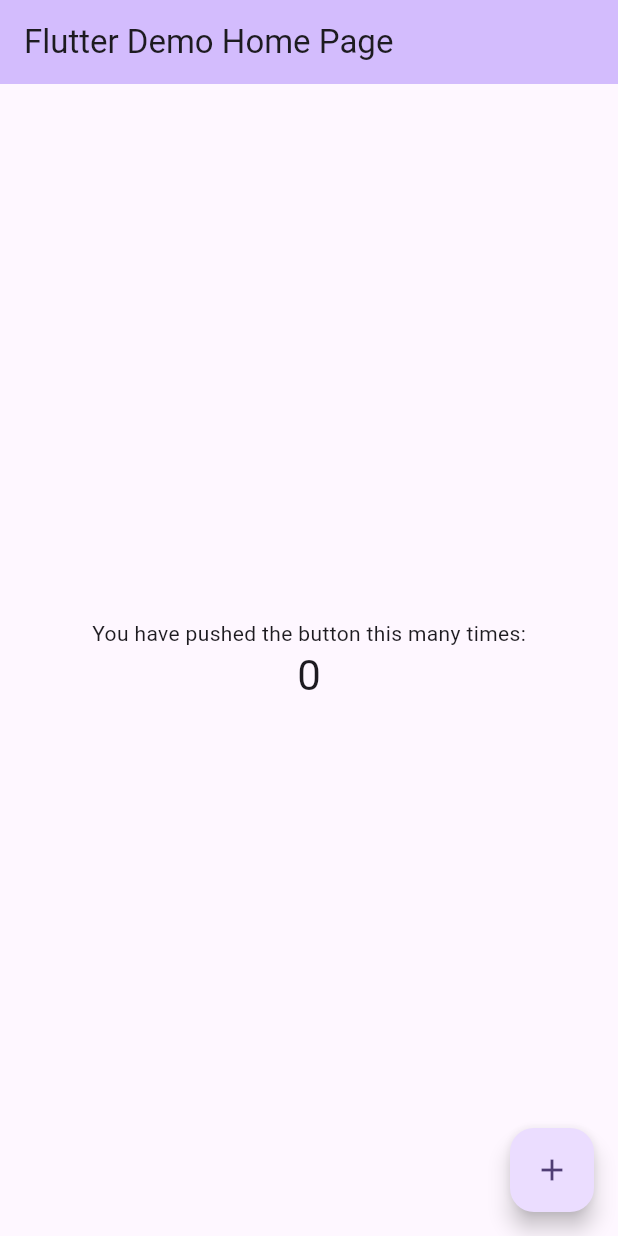
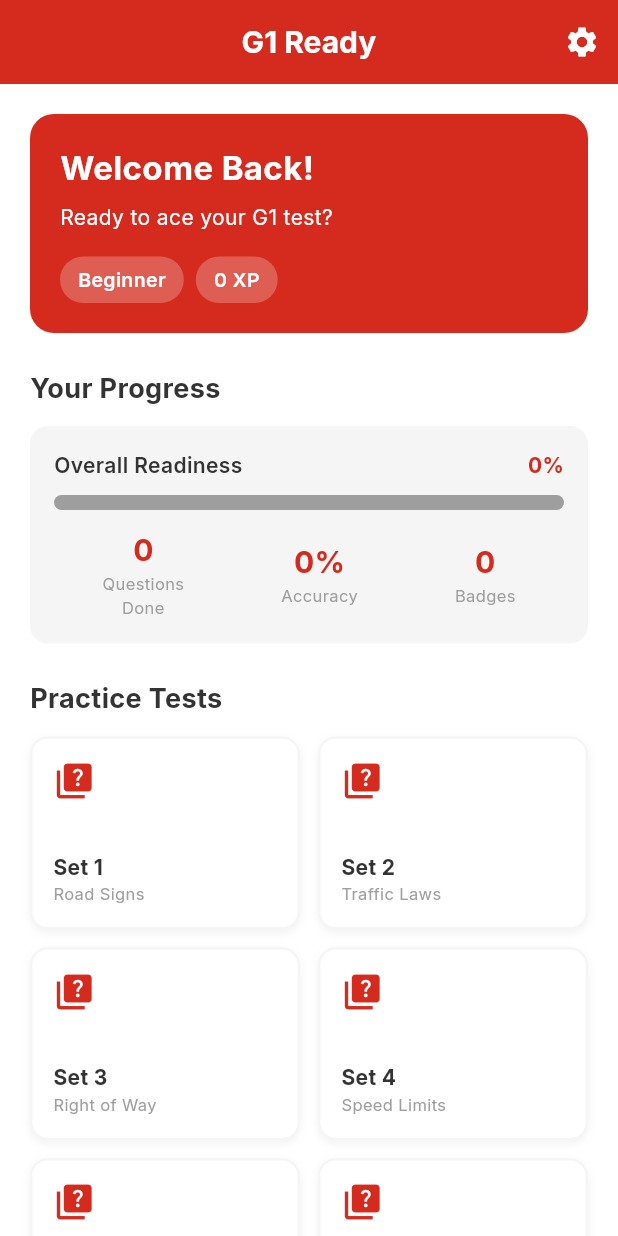
Before and after one commit to nexoratech101/g1-ready, a Flutter app: the screen it shows after launch, on a phone screen of 412 x 824 dp. Run offline on Flutter 3.47's test engine with Material 3 defaults, Android fonts, the phone set to English and light mode, and no system bars; our stand-ins replace google_fonts.

Commit message:
Home screen UI complete

```diff
--- a/lib/main.dart
+++ b/lib/main.dart
@@ -1,122 +1,21 @@
 import 'package:flutter/material.dart';
+import 'theme/app_theme.dart';
+import 'screens/home_screen.dart';
 
 void main() {
-  runApp(const MyApp());
+  runApp(const G1ReadyApp());
 }
 
-class MyApp extends StatelessWidget {
-  const MyApp({super.key});
+class G1ReadyApp extends StatelessWidget {
+  const G1ReadyApp({super.key});
 
-  // This widget is the root of your application.
   @override
   Widget build(BuildContext context) {
     return MaterialApp(
-      title: 'Flutter Demo',
-      theme: ThemeData(
-        // This is the theme of your application.
-        //
-        // TRY THIS: Try running your application with "flutter run". You'll see
-        // the application has a purple toolbar. Then, without quitting the app,
-        // try changing the seedColor in the colorScheme below to Colors.green
-        // and then invoke "hot reload" (save your changes or press the "hot
-        // reload" button in a Flutter-supported IDE, or press "r" if you used
-        // the command line to start the app).
-        //
-        // Notice that the counter didn't reset back to zero; the application
-        // state is not lost during the reload. To reset the state, use hot
-        // restart instead.
-        //
-        // This works for code too, not just values: Most code changes can be
-        // tested with just a hot reload.
-        colorScheme: .fromSeed(seedColor: Colors.deepPurple),
-      ),
-      home: const MyHomePage(title: 'Flutter Demo Home Page'),
+      title: 'G1 Ready',
+      debugShowCheckedModeBanner: false,
+      theme: AppTheme.lightTheme,
+      home: const HomeScreen(),
     );
   }
 }
-
-class MyHomePage extends StatefulWidget {
-  const MyHomePage({super.key, required this.title});
-
-  // This widget is the home page of your application. It is stateful, meaning
-  // that it has a State object (defined below) that contains fields that affect
-  // how it looks.
-
-  // This class is the configuration for the state. It holds the values (in this
-  // case the title) provided by the parent (in this case the App widget) and
-  // used by the build method of the State. Fields in a Widget subclass are
-  // always marked "final".
-
-  final String title;
-
-  @override
-  State<MyHomePage> createState() => _MyHomePageState();
-}
-
-class _MyHomePageState extends State<MyHomePage> {
-  int _counter = 0;
-
-  void _incrementCounter() {
-    setState(() {
-      // This call to setState tells the Flutter framework that something has
-      // changed in this State, which causes it to rerun the build method below
-      // so that the display can reflect the updated values. If we changed
-      // _counter without calling setState(), then the build method would not be
-      // called again, and so nothing would appear to happen.
-      _counter++;
-    });
-  }
-
-  @override
-  Widget build(BuildContext context) {
-    // This method is rerun every time setState is called, for instance as done
-    // by the _incrementCounter method above.
-    //
-    // The Flutter framework has been optimized to make rerunning build methods
-    // fast, so that you can just rebuild anything that needs updating rather
-    // than having to individually change instances of widgets.
-    return Scaffold(
-      appBar: AppBar(
-        // TRY THIS: Try changing the color here to a specific color (to
-        // Colors.amber, perhaps?) and trigger a hot reload to see the AppBar
-        // change color while the other colors stay the same.
-        backgroundColor: Theme.of(context).colorScheme.inversePrimary,
-        // Here we take the value from the MyHomePage object that was created by
-        // the App.build method, and use it to set our appbar title.
-        title: Text(widget.title),
-      ),
-      body: Center(
-        // Center is a layout widget. It takes a single child and positions it
-        // in the middle of the parent.
-        child: Column(
-          // Column is also a layout widget. It takes a list of children and
-          // arranges them vertically. By default, it sizes itself to fit its
-          // children horizontally, and tries to be as tall as its parent.
-          //
-          // Column has various properties to control how it sizes itself and
-          // how it positions its children. Here we use mainAxisAlignment to
-          // center the children vertically; the main axis here is the vertical
-          // axis because Columns are vertical (the cross axis would be
-          // horizontal).
-          //
-          // TRY THIS: Invoke "debug painting" (choose the "Toggle Debug Paint"
-          // action in the IDE, or press "p" in the console), to see the
-          // wireframe for each widget.
-          mainAxisAlignment: .center,
-          children: [
-            const Text('You have pushed the button this many times:'),
-            Text(
-              '$_counter',
-              style: Theme.of(context).textTheme.headlineMedium,
-            ),
-          ],
-        ),
-      ),
-      floatingActionButton: FloatingActionButton(
-        onPressed: _incrementCounter,
-        tooltip: 'Increment',
-        child: const Icon(Icons.add),
-      ),
-    );
-  }
-}
--- /dev/null
+++ b/lib/screens/home_screen.dart
@@ -0,0 +1,220 @@
+import 'package:flutter/material.dart';
+import '../theme/app_theme.dart';
+
+class HomeScreen extends StatelessWidget {
+  const HomeScreen({super.key});
+
+  @override
+  Widget build(BuildContext context) {
+    return Scaffold(
+      backgroundColor: AppTheme.white,
+      appBar: AppBar(
+        title: const Text('G1 Ready'),
+        actions: [
+          IconButton(
+            icon: const Icon(Icons.settings),
+            onPressed: () {},
+          ),
+        ],
+      ),
+      body: SafeArea(
+        child: SingleChildScrollView(
+          padding: const EdgeInsets.all(20),
+          child: Column(
+            crossAxisAlignment: CrossAxisAlignment.start,
+            children: [
+              _buildWelcomeCard(),
+              const SizedBox(height: 24),
+              _buildSectionTitle('Your Progress'),
+              const SizedBox(height: 12),
+              _buildProgressCard(),
+              const SizedBox(height: 24),
+              _buildSectionTitle('Practice Tests'),
+              const SizedBox(height: 12),
+              _buildQuickStartGrid(),
+              const SizedBox(height: 24),
+              _buildSectionTitle('Exam Mode'),
+              const SizedBox(height: 12),
+              _buildExamModeCard(),
+            ],
+          ),
+        ),
+      ),
+    );
+  }
+
+  Widget _buildWelcomeCard() {
+    return Container(
+      width: double.infinity,
+      padding: const EdgeInsets.all(20),
+      decoration: BoxDecoration(
+        color: AppTheme.canadianRed,
+        borderRadius: BorderRadius.circular(16),
+      ),
+      child: Column(
+        crossAxisAlignment: CrossAxisAlignment.start,
+        children: [
+          const Text('Welcome Back!',
+              style: TextStyle(color: AppTheme.white, fontSize: 22, fontWeight: FontWeight.bold)),
+          const SizedBox(height: 8),
+          const Text('Ready to ace your G1 test?',
+              style: TextStyle(color: AppTheme.white, fontSize: 14)),
+          const SizedBox(height: 16),
+          Row(children: [
+            _buildStatChip('Beginner'),
+            const SizedBox(width: 8),
+            _buildStatChip('0 XP'),
+          ]),
+        ],
+      ),
+    );
+  }
+
+  Widget _buildStatChip(String label) {
+    return Container(
+      padding: const EdgeInsets.symmetric(horizontal: 12, vertical: 6),
+      decoration: BoxDecoration(color: Colors.white24, borderRadius: BorderRadius.circular(20)),
+      child: Text(label,
+          style: const TextStyle(color: AppTheme.white, fontSize: 13, fontWeight: FontWeight.w600)),
+    );
+  }
+
+  Widget _buildSectionTitle(String title) {
+    return Text(title,
+        style: const TextStyle(fontSize: 18, fontWeight: FontWeight.bold, color: AppTheme.darkGrey));
+  }
+
+  Widget _buildProgressCard() {
+    return Container(
+      padding: const EdgeInsets.all(16),
+      decoration: BoxDecoration(color: AppTheme.lightGrey, borderRadius: BorderRadius.circular(12)),
+      child: Column(
+        children: [
+          Row(
+            mainAxisAlignment: MainAxisAlignment.spaceBetween,
+            children: [
+              const Text('Overall Readiness',
+                  style: TextStyle(fontWeight: FontWeight.w600, color: AppTheme.darkGrey)),
+              const Text('0%',
+                  style: TextStyle(fontWeight: FontWeight.bold, color: AppTheme.canadianRed)),
+            ],
+          ),
+          const SizedBox(height: 10),
+          ClipRRect(
+            borderRadius: BorderRadius.circular(8),
+            child: LinearProgressIndicator(
+              value: 0,
+              minHeight: 10,
+              backgroundColor: AppTheme.mediumGrey,
+              valueColor: const AlwaysStoppedAnimation(AppTheme.canadianRed),
+            ),
+          ),
+          const SizedBox(height: 12),
+          Row(
+            mainAxisAlignment: MainAxisAlignment.spaceAround,
+            children: [
+              _buildMiniStat('0', 'Questions\nDone'),
+              _buildMiniStat('0%', 'Accuracy'),
+              _buildMiniStat('0', 'Badges'),
+            ],
+          ),
+        ],
+      ),
+    );
+  }
+
+  Widget _buildMiniStat(String value, String label) {
+    return Column(
+      children: [
+        Text(value,
+            style: const TextStyle(fontSize: 20, fontWeight: FontWeight.bold, color: AppTheme.canadianRed)),
+        Text(label,
+            textAlign: TextAlign.center,
+            style: const TextStyle(fontSize: 11, color: AppTheme.mediumGrey)),
+      ],
+    );
+  }
+
+  Widget _buildQuickStartGrid() {
+    final sets = [
+      {'title': 'Set 1', 'topic': 'Road Signs'},
+      {'title': 'Set 2', 'topic': 'Traffic Laws'},
+      {'title': 'Set 3', 'topic': 'Right of Way'},
+      {'title': 'Set 4', 'topic': 'Speed Limits'},
+      {'title': 'Set 5', 'topic': 'Parking Rules'},
+      {'title': 'Set 6', 'topic': 'Alcohol & Drugs'},
+      {'title': 'Set 7', 'topic': 'Winter Driving'},
+      {'title': 'Set 8', 'topic': 'Mixed Review'},
+    ];
+    return GridView.builder(
+      shrinkWrap: true,
+      physics: const NeverScrollableScrollPhysics(),
+      gridDelegate: const SliverGridDelegateWithFixedCrossAxisCount(
+        crossAxisCount: 2,
+        crossAxisSpacing: 12,
+        mainAxisSpacing: 12,
+        childAspectRatio: 1.4,
+      ),
+      itemCount: sets.length,
+      itemBuilder: (context, index) => _buildSetCard(sets[index]),
+    );
+  }
+
+  Widget _buildSetCard(Map<String, dynamic> set) {
+    return Container(
+      padding: const EdgeInsets.all(14),
+      decoration: BoxDecoration(
+        color: AppTheme.white,
+        borderRadius: BorderRadius.circular(12),
+        border: Border.all(color: AppTheme.lightGrey, width: 1.5),
+        boxShadow: [BoxShadow(color: Colors.black.withOpacity(0.05), blurRadius: 4, offset: const Offset(0, 2))],
+      ),
+      child: Column(
+        crossAxisAlignment: CrossAxisAlignment.start,
+        mainAxisAlignment: MainAxisAlignment.spaceBetween,
+        children: [
+          const Icon(Icons.quiz, color: AppTheme.canadianRed, size: 28),
+          Column(
+            crossAxisAlignment: CrossAxisAlignment.start,
+            children: [
+              Text(set['title'] as String,
+                  style: const TextStyle(fontWeight: FontWeight.bold, fontSize: 14, color: AppTheme.darkGrey)),
+              Text(set['topic'] as String,
+                  style: const TextStyle(fontSize: 11, color: AppTheme.mediumGrey)),
+            ],
+          ),
+        ],
+      ),
+    );
+  }
+
+  Widget _buildExamModeCard() {
+    return Container(
+      width: double.infinity,
+      padding: const EdgeInsets.all(20),
+      decoration: BoxDecoration(color: AppTheme.darkGrey, borderRadius: BorderRadius.circular(16)),
+      child: Row(
+        children: [
+          const Expanded(
+            child: Column(
+              crossAxisAlignment: CrossAxisAlignment.start,
+              children: [
+                Text('Exam Simulation',
+                    style: TextStyle(color: AppTheme.white, fontSize: 18, fontWeight: FontWeight.bold)),
+                SizedBox(height: 4),
+                Text('40 questions - 50 minutes\nPass mark: 80%',
+                    style: TextStyle(color: AppTheme.mediumGrey, fontSize: 13)),
+              ],
+            ),
+          ),
+          Container(
+            padding: const EdgeInsets.symmetric(horizontal: 16, vertical: 10),
+            decoration: BoxDecoration(color: AppTheme.canadianRed, borderRadius: BorderRadius.circular(10)),
+            child: const Text('Start',
+                style: TextStyle(color: AppTheme.white, fontWeight: FontWeight.bold)),
+          ),
+        ],
+      ),
+    );
+  }
+}
--- /dev/null
+++ b/lib/theme/app_theme.dart
@@ -0,0 +1,118 @@
+import 'package:flutter/material.dart';
+import 'package:google_fonts/google_fonts.dart';
+
+class AppTheme {
+  // ── Brand Colors ──────────────────────────────
+  static const Color canadianRed = Color(0xFFD52B1E); // Canada flag red
+  static const Color white = Color(0xFFFFFFFF);
+  static const Color lightGrey = Color(0xFFF5F5F5);
+  static const Color mediumGrey = Color(0xFF9E9E9E);
+  static const Color darkGrey = Color(0xFF333333);
+  static const Color black = Color(0xFF1A1A1A);
+
+  // ── Semantic Colors ───────────────────────────
+  static const Color correct = Color(0xFF2E7D32); // green
+  static const Color incorrect = Color(0xFFD52B1E); // red
+  static const Color warning = Color(0xFFF57C00); // orange
+  static const Color highlight = Color(0xFFFFF9C4); // soft yellow
+
+  // ── XP / Rank Colors ──────────────────────────
+  static const Color bronze = Color(0xFFCD7F32);
+  static const Color silver = Color(0xFFC0C0C0);
+  static const Color gold = Color(0xFFFFD700);
+  static const Color platinum = Color(0xFF00BCD4);
+
+  // ── Light Theme ───────────────────────────────
+  static ThemeData get lightTheme {
+    return ThemeData(
+      useMaterial3: true,
+      colorScheme: ColorScheme.fromSeed(
+        seedColor: canadianRed,
+        primary: canadianRed,
+        onPrimary: white,
+        secondary: darkGrey,
+        onSecondary: white,
+        background: white,
+        surface: lightGrey,
+      ),
+      scaffoldBackgroundColor: white,
+
+      // Fonts
+      textTheme: GoogleFonts.interTextTheme().copyWith(
+        displayLarge: GoogleFonts.inter(
+          fontSize: 32,
+          fontWeight: FontWeight.bold,
+          color: darkGrey,
+        ),
+        displayMedium: GoogleFonts.inter(
+          fontSize: 24,
+          fontWeight: FontWeight.bold,
+          color: darkGrey,
+        ),
+        titleLarge: GoogleFonts.inter(
+          fontSize: 20,
+          fontWeight: FontWeight.w600,
+          color: darkGrey,
+        ),
+        titleMedium: GoogleFonts.inter(
+          fontSize: 16,
+          fontWeight: FontWeight.w600,
+          color: darkGrey,
+        ),
+        bodyLarge: GoogleFonts.inter(
+          fontSize: 16,
+          fontWeight: FontWeight.normal,
+          color: darkGrey,
+        ),
+        bodyMedium: GoogleFonts.inter(
+          fontSize: 14,
+          fontWeight: FontWeight.normal,
+          color: darkGrey,
+        ),
+        labelLarge: GoogleFonts.inter(
+          fontSize: 14,
+          fontWeight: FontWeight.w600,
+          color: white,
+        ),
+      ),
+
+      // AppBar
+      appBarTheme: AppBarTheme(
+        backgroundColor: canadianRed,
+        foregroundColor: white,
+        elevation: 0,
+        centerTitle: true,
+        titleTextStyle: GoogleFonts.inter(
+          fontSize: 20,
+          fontWeight: FontWeight.bold,
+          color: white,
+        ),
+      ),
+
+      // Buttons
+      elevatedButtonTheme: ElevatedButtonThemeData(
+        style: ElevatedButton.styleFrom(
+          backgroundColor: canadianRed,
+          foregroundColor: white,
+          minimumSize: const Size(double.infinity, 52),
+          shape: RoundedRectangleBorder(
+            borderRadius: BorderRadius.circular(12),
+          ),
+          textStyle: GoogleFonts.inter(
+            fontSize: 16,
+            fontWeight: FontWeight.w600,
+          ),
+        ),
+      ),
+
+      // Cards
+      cardTheme: CardThemeData(
+        color: white,
+        elevation: 2,
+        shape: RoundedRectangleBorder(
+          borderRadius: BorderRadius.circular(12),
+        ),
+      ),
+    );
+  }
+}
```
